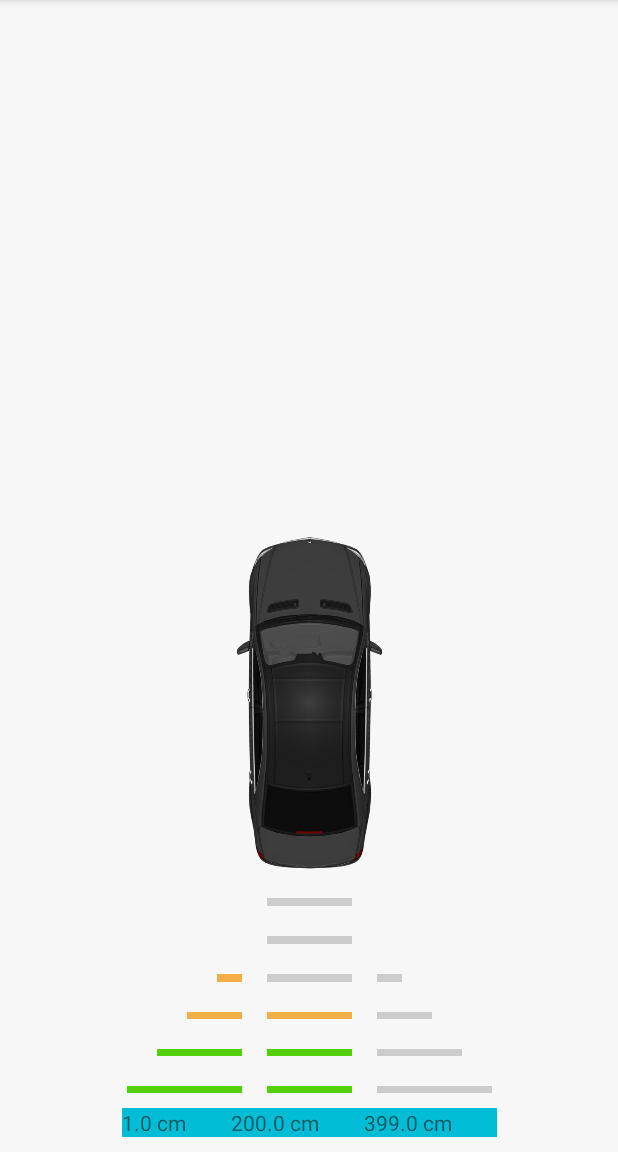
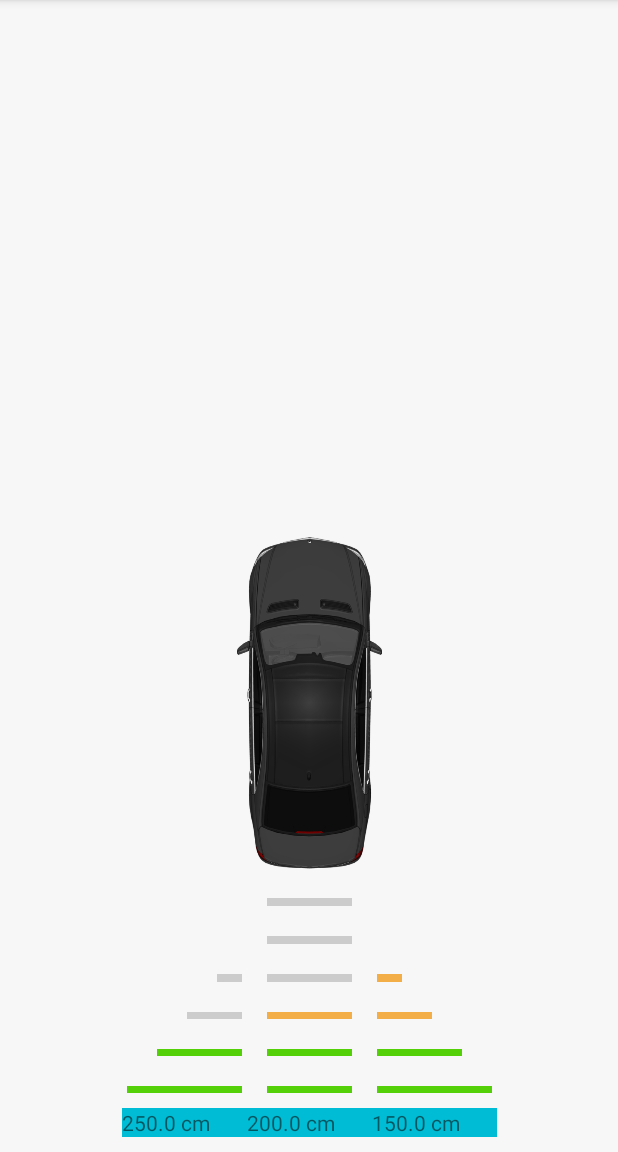
Before and after one commit to emanuelena49/iot-parking-app, an Android app: the screen it shows after launch (MainActivity), on a phone screen of 412 x 824 dp, the part 84-1236 px from its top. Run offline under Robolectric (Android 15) with nearby library versions, the phone set to English and light mode, and no system bars.

Commit message:
Integration of update mechanism and UI (for distances)

```diff
--- a/app/src/main/java/uniud/iot/lab/MainActivity.java
+++ b/app/src/main/java/uniud/iot/lab/MainActivity.java
@@ -1,26 +1,22 @@
 package uniud.iot.lab;
-
-import androidx.appcompat.app.AppCompatActivity;
-import androidx.constraintlayout.widget.ConstraintLayout;
-import androidx.constraintlayout.widget.ConstraintSet;
 
 import android.graphics.Color;
 import android.os.Bundle;
 import android.view.Gravity;
-import android.view.View;
-import android.widget.Button;
 import android.widget.LinearLayout;
 import android.widget.TextView;
 
-import org.w3c.dom.Text;
+import androidx.appcompat.app.AppCompatActivity;
 
 import java.util.ArrayList;
-import java.util.EventListener;
 import java.util.HashMap;
 import java.util.List;
 import java.util.Map;
 
 import uniud.iot.lab.dataProvider.DistancesProvider;
+import uniud.iot.lab.dataProvider.update.CreateDistanceUpdaterService;
+import uniud.iot.lab.dataProvider.update.updater.Updater;
+import uniud.iot.lab.dataProvider.update.updater.exceptions.UpdaterAlreadyRunningException;
 import uniud.iot.lab.ui.GraphicalDistanceColumnCell;
 import uniud.iot.lab.ui.GraphicalDistancesColumn;
 import uniud.iot.lab.ui.GraphicalDistancesDisplay;
@@ -36,6 +32,10 @@ public class MainActivity extends AppCompatActivity {
         // create my distance provider
         DistancesProvider distancesProvider = new DistancesProvider();
 
+        // create an updater for distances
+        Updater distancesUpdater =
+                new CreateDistanceUpdaterService().createUpdater(distancesProvider);
+
         // params of the graphical distance display
         int nCells = 6;
         Float minDistance = 0f;
@@ -49,11 +49,17 @@ public class MainActivity extends AppCompatActivity {
 
         // init sample distances
         Map<String, Float> distances = new HashMap<String, Float>();
-        distances.put("left", 1f);
-        distances.put("center", 200f);
-        distances.put("right", 399f);
+        distances.put("left", 400f);
+        distances.put("center", 350f);
+        distances.put("right", 50f);
 
         distancesProvider.setDistances(distances);
+
+        try {
+            distancesUpdater.startUpdated();
+        } catch (UpdaterAlreadyRunningException e) {
+            e.printStackTrace();
+        }
     }
 
     /**
@@ -159,7 +165,8 @@ public class MainActivity extends AppCompatActivity {
             column.addView(row);
 
             // manage color
-            int color = colors.get(i*colors.size()/nCells);
+            int colorIndex = i*colors.size()/nCells;
+            int color = colors.get(colorIndex);
 
             // create the abstract class which will control it and add it to the cell list
             cells.add(new GraphicalDistanceColumnCell(row, color, colorOff, colorError));
--- a/app/src/main/java/uniud/iot/lab/dataProvider/DistancesProvider.java
+++ b/app/src/main/java/uniud/iot/lab/dataProvider/DistancesProvider.java
@@ -1,4 +1,8 @@
 package uniud.iot.lab.dataProvider;
+import android.os.Handler;
+import android.os.Looper;
+import android.os.Message;
+
 import java.util.Map;
 import java.util.Observable;
 
@@ -29,6 +33,24 @@ public class DistancesProvider extends Observable {
 
         // notify everyone
         setChanged();
-        notifyObservers();
+
+        DistancesProvider thisProvider = this;
+
+        new Handler(Looper.getMainLooper()).post(new Runnable() {
+            @Override
+            public void run() {
+                thisProvider.notifyObservers();
+            }
+        });
+        /*
+        new Handler(Looper.getMainLooper()){
+            @Override
+            public void handleMessage(Message message) {
+                // This is where you do your work in the UI thread.
+                // Your worker tells you in the message what to do.
+
+
+            }
+        };*/
     }
 }
--- a/app/src/main/java/uniud/iot/lab/dataProvider/update/CreateDistanceUpdaterService.java
+++ b/app/src/main/java/uniud/iot/lab/dataProvider/update/CreateDistanceUpdaterService.java
@@ -14,7 +14,9 @@ public class CreateDistanceUpdaterService implements CreateUpdaterService {
 
     @Override
     public Updater createUpdater(Observable dataProvider) {
-        //TODO: import configurations from a config file.
+        // TODO: import configurations from a config file.
+
+        // TODO: configurable update time interval (in ms)
         Requester requester = RequesterFactory.getFakeDistanceRequester("0.0.0.0", 0);
         Timer timer = new Timer();
 
--- a/app/src/main/java/uniud/iot/lab/dataProvider/update/CreateUpdaterService.java
+++ b/app/src/main/java/uniud/iot/lab/dataProvider/update/CreateUpdaterService.java
@@ -11,5 +11,5 @@ public interface CreateUpdaterService {
      * @param dataProvider instance of DataProvider where to place the data updated.
      * @return instance of Updater.
      */
-    public Updater createUpdater(Observable dataProvider);
+    Updater createUpdater(Observable dataProvider);
 }
--- a/app/src/main/java/uniud/iot/lab/dataProvider/update/requester/FakeDistanceRequester.java
+++ b/app/src/main/java/uniud/iot/lab/dataProvider/update/requester/FakeDistanceRequester.java
@@ -39,6 +39,7 @@ public class FakeDistanceRequester implements DistanceRequester{
     }
 
     private void changeData(){
+
         int min = 1;
         int max = 3;
 
@@ -46,17 +47,23 @@ public class FakeDistanceRequester implements DistanceRequester{
         switch (random_value){
             case 1:
                 HashMap<String,Float> data1 = new HashMap<String,Float>();
-                data1.put("1",(float) 1);
+                data1.put("left",(float) 400);
+                data1.put("center",(float) 350);
+                data1.put("right",(float) 300);
                 this.data = data1;
                 break;
             case 2:
                 HashMap<String,Float> data2 = new HashMap<String,Float>();
-                data2.put("1",(float) 2);
+                data2.put("left",(float) 250);
+                data2.put("center",(float) 200);
+                data2.put("right",(float) 150);
                 this.data = data2;
                 break;
             case 3:
                 HashMap<String,Float> data3 = new HashMap<String,Float>();
-                data3.put("1",(float) 3);
+                data3.put("left",(float) 50);
+                data3.put("center",(float) 100);
+                data3.put("right",(float) 150);
                 this.data = data3;
                 break;
         }
--- a/app/src/main/java/uniud/iot/lab/dataProvider/update/updater/DistanceUpdater.java
+++ b/app/src/main/java/uniud/iot/lab/dataProvider/update/updater/DistanceUpdater.java
@@ -67,7 +67,7 @@ public class DistanceUpdater extends Thread implements Updater{
             }
             this.distanceProvider.setDistances(response);
             try {
-                TimeUnit.MICROSECONDS.sleep(1);
+                TimeUnit.MILLISECONDS.sleep(100);
             } catch (InterruptedException e) {
                 e.printStackTrace();
             }
```
